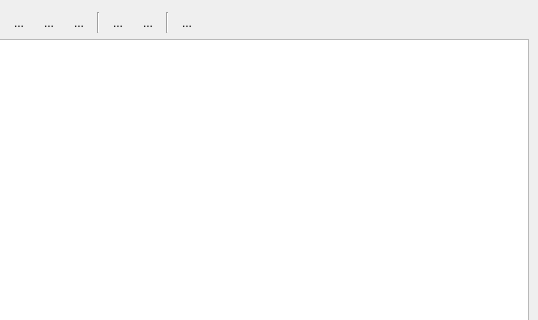
qgis/QGIS, file python/plugins/processing/ui/DlgScriptEditor.ui: the form before one commit; both pictures show x 182 to 720 and y 0 to 320 of the 720 by 480 pixel window.
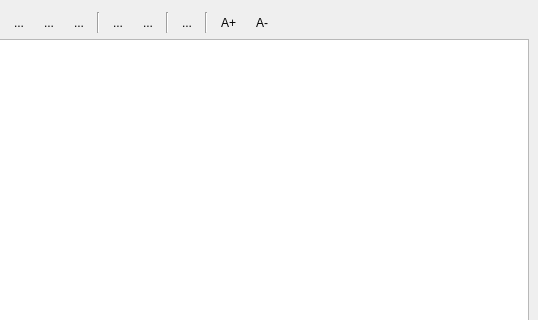
The form after the commit. Custom widgets are drawn as their Qt base class.

Commit message:
[processing] allow changing font size in script editor
fixes #11328

```diff
--- a/python/plugins/processing/ui/DlgScriptEditor.ui
+++ b/python/plugins/processing/ui/DlgScriptEditor.ui
@@ -236,6 +236,33 @@
        </property>
       </widget>
      </item>
+     <item>
+      <widget class="Line" name="line_6">
+       <property name="orientation">
+        <enum>Qt::Vertical</enum>
+       </property>
+      </widget>
+     </item>
+     <item>
+      <widget class="QToolButton" name="btnIncreaseFont">
+       <property name="text">
+        <string>A+</string>
+       </property>
+       <property name="autoRaise">
+        <bool>true</bool>
+       </property>
+      </widget>
+     </item>
+     <item>
+      <widget class="QToolButton" name="btnDecreaseFont">
+       <property name="text">
+        <string>A-</string>
+       </property>
+       <property name="autoRaise">
+        <bool>true</bool>
+       </property>
+      </widget>
+     </item>
      <item>
       <spacer name="horizontalSpacer">
        <property name="orientation">
```
The commit also changes 2 other files.
